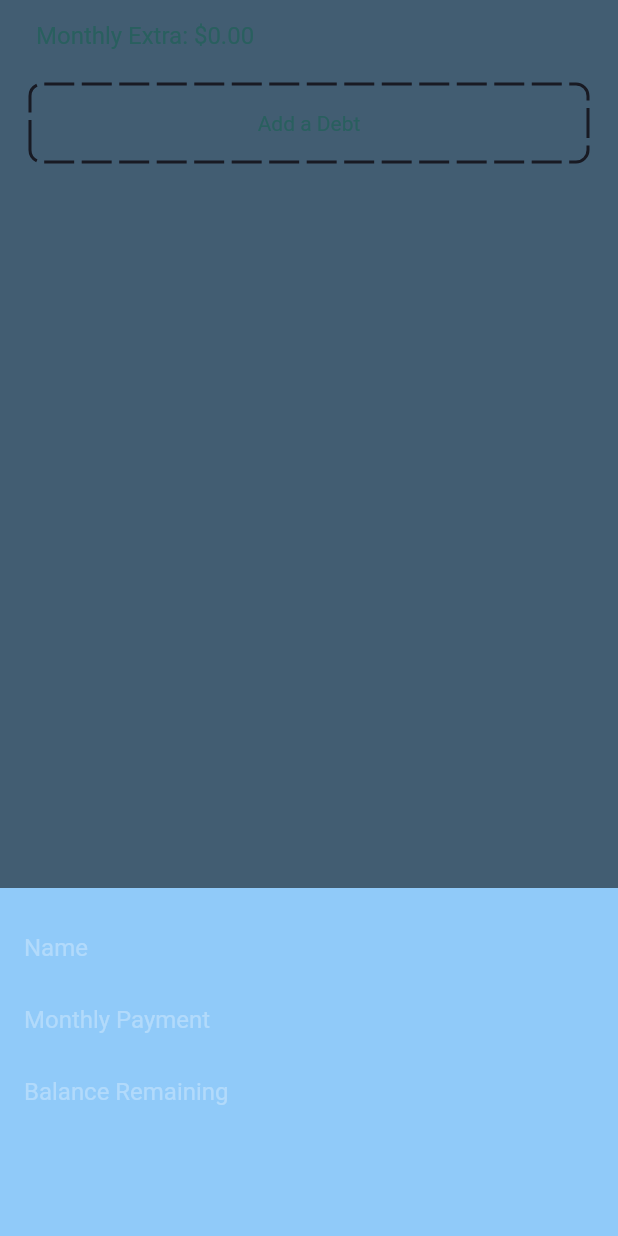
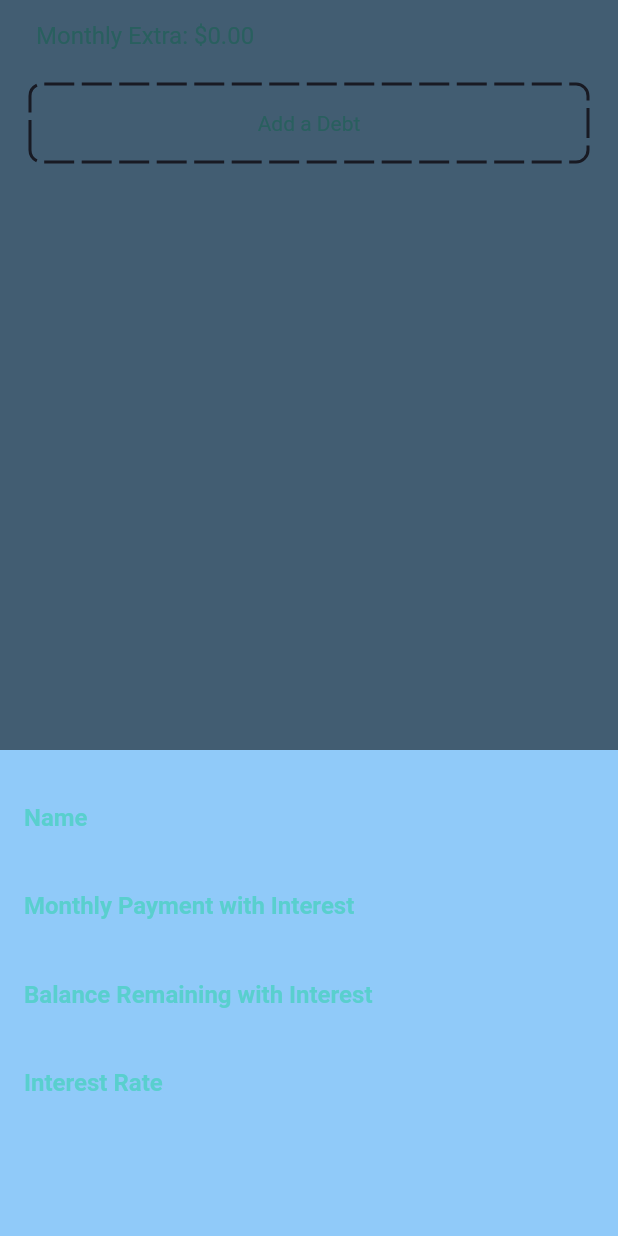
Before and after one commit to 10ndavis/snowbill, a Flutter app: the screen it shows after launch, after a tap on "Add a Debt", on a phone screen of 412 x 824 dp. Run offline on Flutter 3.47's test engine with Material 2 defaults, Android fonts, the phone set to English and light mode, and no system bars; drawn by our look-alikes of circle_nav_bar, dotted_border; our stand-ins replace fl_chart, shared_preferences.

```diff
--- a/lib/models/debt.dart
+++ b/lib/models/debt.dart
@@ -3,10 +3,14 @@ class Debt {
     required this.monthlyPayment,
     required this.remainingBalance,
     required this.name,
+    required this.createdAt,
+    required this.interestRate,
   });
   double monthlyPayment;
   double remainingBalance;
   String name;
+  DateTime createdAt;
+  double interestRate;
 
   double remainingPayments({double extra = 0}) {
     return remainingBalance / (monthlyPayment + extra);
@@ -17,6 +21,8 @@ class Debt {
       'monthlyPayment': monthlyPayment,
       'remainingBalance': remainingBalance,
       'name': name,
+      'createdAt': createdAt.toString(),
+      'interestRate': interestRate,
     };
   }
 }
--- a/lib/widgets/add_debt_card.dart
+++ b/lib/widgets/add_debt_card.dart
@@ -15,7 +15,6 @@ class AddDebtCard extends StatelessWidget {
           padding: const EdgeInsets.symmetric(horizontal: 20.0, vertical: 8),
           child: GestureDetector(
             onTap: () {
-              // snowballProvider.addDebt(Debt(monthlyPayment: 200, remainingBalance: 2000, name: 'test'));
               showModalBottomSheet(
                 context: context,
                 isScrollControlled: true,
--- a/lib/widgets/add_debt_sheet.dart
+++ b/lib/widgets/add_debt_sheet.dart
@@ -1,11 +1,14 @@
 import 'package:flutter/material.dart';
 import 'package:provider/provider.dart';
+import 'package:snowbill/models/debt_calculation_container.dart';
 import 'package:snowbill/providers/snowball_provider.dart';
 
 import '../models/debt.dart';
 
 class AddDebtSheet extends StatefulWidget {
-  const AddDebtSheet({Key? key}) : super(key: key);
+  const AddDebtSheet({Key? key, this.container}) : super(key: key);
+
+  final DebtCalculationContainer? container;
 
   @override
   State<AddDebtSheet> createState() => _AddDebtSheetState();
@@ -18,10 +21,23 @@ class _AddDebtSheetState extends State<AddDebtSheet> {
 
   final TextEditingController remainingBalance = TextEditingController();
 
-  bool get formComplete => name.text.isNotEmpty && monthlyPayment.text.isNotEmpty && remainingBalance.text.isNotEmpty;
+  final TextEditingController interestRate = TextEditingController();
+
+  bool get formComplete =>
+      name.text.isNotEmpty &&
+      monthlyPayment.text.isNotEmpty &&
+      remainingBalance.text.isNotEmpty &&
+      interestRate.text.isNotEmpty;
 
   @override
   void initState() {
+    if (widget.container != null) {
+      name.text = widget.container!.debt.name;
+      monthlyPayment.text = widget.container!.debt.monthlyPayment.toStringAsFixed(2);
+      remainingBalance.text = widget.container!.debt.remainingBalance.toStringAsFixed(2);
+      interestRate.text = widget.container!.debt.interestRate.toStringAsFixed(2);
+    }
+
     name.addListener(() {
       setState(() {
         // set state on update
@@ -35,6 +51,12 @@ class _AddDebtSheetState extends State<AddDebtSheet> {
     });
 
     remainingBalance.addListener(() {
+      setState(() {
+        // set state on update
+      });
+    });
+
+    interestRate.addListener(() {
       setState(() {
         // set state on update
       });
@@ -67,10 +89,15 @@ class _AddDebtSheetState extends State<AddDebtSheet> {
                   keyboardType: TextInputType.name,
                   keyboardAppearance: Brightness.dark,
                   textInputAction: TextInputAction.next,
-                  decoration: const InputDecoration(
-                    hintText: 'Name',
-                    hintStyle: TextStyle(
+                  decoration: InputDecoration(
+                    label: const Text('Name'),
+                    hintStyle: const TextStyle(
                       color: Colors.white30,
+                    ),
+                    labelStyle: TextStyle(
+                      color: Theme.of(context).colorScheme.secondary,
+                      fontWeight: FontWeight.bold,
+                      fontSize: 16,
                     ),
                     border: InputBorder.none,
                   ),
@@ -82,9 +109,20 @@ class _AddDebtSheetState extends State<AddDebtSheet> {
                   keyboardAppearance: Brightness.dark,
                   textInputAction: TextInputAction.next,
                   cursorColor: Theme.of(context).colorScheme.secondary,
-                  decoration: const InputDecoration(
-                    hintText: 'Monthly Payment',
-                    hintStyle: TextStyle(
+                  decoration: InputDecoration(
+                    prefixText: '\$',
+                    prefixStyle: TextStyle(
+                      color: Theme.of(context).colorScheme.secondary,
+                      fontWeight: FontWeight.bold,
+                      fontSize: 16,
+                    ),
+                    label: const Text('Monthly Payment with Interest'),
+                    labelStyle: TextStyle(
+                      color: Theme.of(context).colorScheme.secondary,
+                      fontWeight: FontWeight.bold,
+                      fontSize: 16,
+                    ),
+                    hintStyle: const TextStyle(
                       color: Colors.white30,
                     ),
                     border: InputBorder.none,
@@ -97,9 +135,46 @@ class _AddDebtSheetState extends State<AddDebtSheet> {
                   keyboardType: const TextInputType.numberWithOptions(decimal: true),
                   keyboardAppearance: Brightness.dark,
                   textInputAction: TextInputAction.done,
-                  decoration: const InputDecoration(
-                    hintText: 'Balance Remaining',
-                    hintStyle: TextStyle(
+                  decoration: InputDecoration(
+                    prefixText: '\$',
+                    prefixStyle: TextStyle(
+                      color: Theme.of(context).colorScheme.secondary,
+                      fontWeight: FontWeight.bold,
+                      fontSize: 16,
+                    ),
+                    label: const Text('Balance Remaining with Interest'),
+                    labelStyle: TextStyle(
+                      color: Theme.of(context).colorScheme.secondary,
+                      fontWeight: FontWeight.bold,
+                      fontSize: 16,
+                    ),
+                    hintStyle: const TextStyle(
+                      color: Colors.white30,
+                    ),
+                    border: InputBorder.none,
+                  ),
+                ),
+                TextField(
+                  cursorColor: Theme.of(context).colorScheme.secondary,
+                  controller: interestRate,
+                  style: TextStyle(color: Theme.of(context).colorScheme.secondary),
+                  keyboardType: const TextInputType.numberWithOptions(decimal: true),
+                  keyboardAppearance: Brightness.dark,
+                  textInputAction: TextInputAction.done,
+                  decoration: InputDecoration(
+                    label: const Text('Interest Rate'),
+                    suffixText: '%',
+                    suffixStyle: TextStyle(
+                      color: Theme.of(context).colorScheme.secondary,
+                      fontWeight: FontWeight.bold,
+                      fontSize: 16,
+                    ),
+                    labelStyle: TextStyle(
+                      color: Theme.of(context).colorScheme.secondary,
+                      fontWeight: FontWeight.bold,
+                      fontSize: 16,
+                    ),
+                    hintStyle: const TextStyle(
                       color: Colors.white30,
                     ),
                     border: InputBorder.none,
@@ -112,15 +187,31 @@ class _AddDebtSheetState extends State<AddDebtSheet> {
                     child: formComplete
                         ? SizedBox(
                             child: ElevatedButton(
-                              child: const Text('Add to Snowball'),
+                              child: widget.container != null ? const Text('Update') : const Text('Add to Snowball'),
                               onPressed: () {
+                                if (widget.container != null) {
+                                  Provider.of<SnowballProvider>(context, listen: false).updateDebt(
+                                    widget.container!.debt,
+                                    Debt(
+                                      monthlyPayment: double.parse(monthlyPayment.text),
+                                      name: name.text,
+                                      remainingBalance: double.parse(remainingBalance.text),
+                                      createdAt: widget.container!.debt.createdAt,
+                                      interestRate: double.parse(interestRate.text),
+                                    ),
+                                  );
+                                } else {
                                   Provider.of<SnowballProvider>(context, listen: false).addDebt(
                                     Debt(
                                       monthlyPayment: double.parse(monthlyPayment.text),
                                       name: name.text,
                                       remainingBalance: double.parse(remainingBalance.text),
+                                      createdAt: DateTime.now(),
+                                      interestRate: double.parse(interestRate.text),
                                     ),
                                   );
+                                }
+
                                 Navigator.pop(context);
                               },
                             ),
```
Also changed, not shown: lib/models/debtSnowball.dart (+7 -4 lines), lib/providers/snowball_provider.dart (+12 -0 lines), lib/widgets/debt_card.dart (+15 -1 lines). Lines whose indentation alone changed are shown as unchanged.
